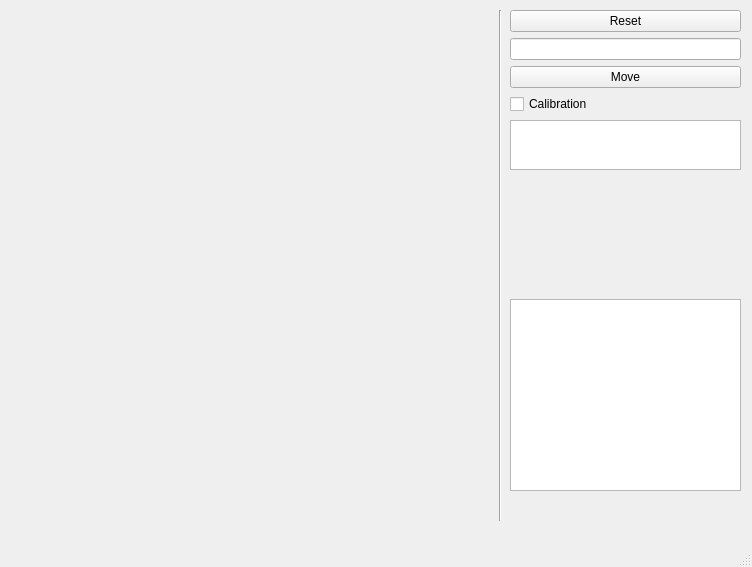
Above: cobot3.ui from RedwanNewaz/airlabCobot before the change. Below: the same form after it.
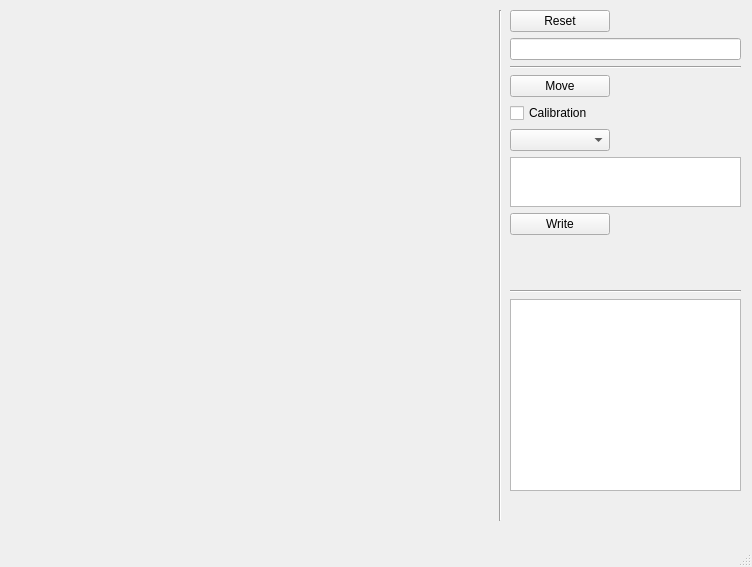
That is the form after the change.

The edit to the form file:
```diff
--- a/cobot3.ui
+++ b/cobot3.ui
@@ -37,6 +37,12 @@
     <layout class="QVBoxLayout" name="verticalLayout">
      <item>
       <widget class="QPushButton" name="resetButton">
+       <property name="maximumSize">
+        <size>
+         <width>100</width>
+         <height>16777215</height>
+        </size>
+       </property>
        <property name="text">
         <string>Reset</string>
        </property>
@@ -45,8 +51,21 @@
      <item>
       <widget class="QLineEdit" name="input"/>
      </item>
+     <item>
+      <widget class="Line" name="line_2">
+       <property name="orientation">
+        <enum>Qt::Horizontal</enum>
+       </property>
+      </widget>
+     </item>
      <item>
       <widget class="QPushButton" name="moveButton">
+       <property name="maximumSize">
+        <size>
+         <width>100</width>
+         <height>16777215</height>
+        </size>
+       </property>
        <property name="text">
         <string>Move</string>
        </property>
@@ -59,6 +78,16 @@
        </property>
       </widget>
      </item>
+     <item>
+      <widget class="QComboBox" name="comboBox">
+       <property name="maximumSize">
+        <size>
+         <width>100</width>
+         <height>16777215</height>
+        </size>
+       </property>
+      </widget>
+     </item>
      <item>
       <widget class="QPlainTextEdit" name="calibrationText">
        <property name="maximumSize">
@@ -69,6 +98,19 @@
        </property>
       </widget>
      </item>
+     <item>
+      <widget class="QPushButton" name="writeButton">
+       <property name="maximumSize">
+        <size>
+         <width>100</width>
+         <height>16777215</height>
+        </size>
+       </property>
+       <property name="text">
+        <string>Write</string>
+       </property>
+      </widget>
+     </item>
      <item>
       <spacer name="verticalSpacer">
        <property name="orientation">
@@ -82,6 +124,13 @@
        </property>
       </spacer>
      </item>
+     <item>
+      <widget class="Line" name="line_3">
+       <property name="orientation">
+        <enum>Qt::Horizontal</enum>
+       </property>
+      </widget>
+     </item>
      <item>
       <widget class="QTableWidget" name="tableWidget"/>
      </item>
```
